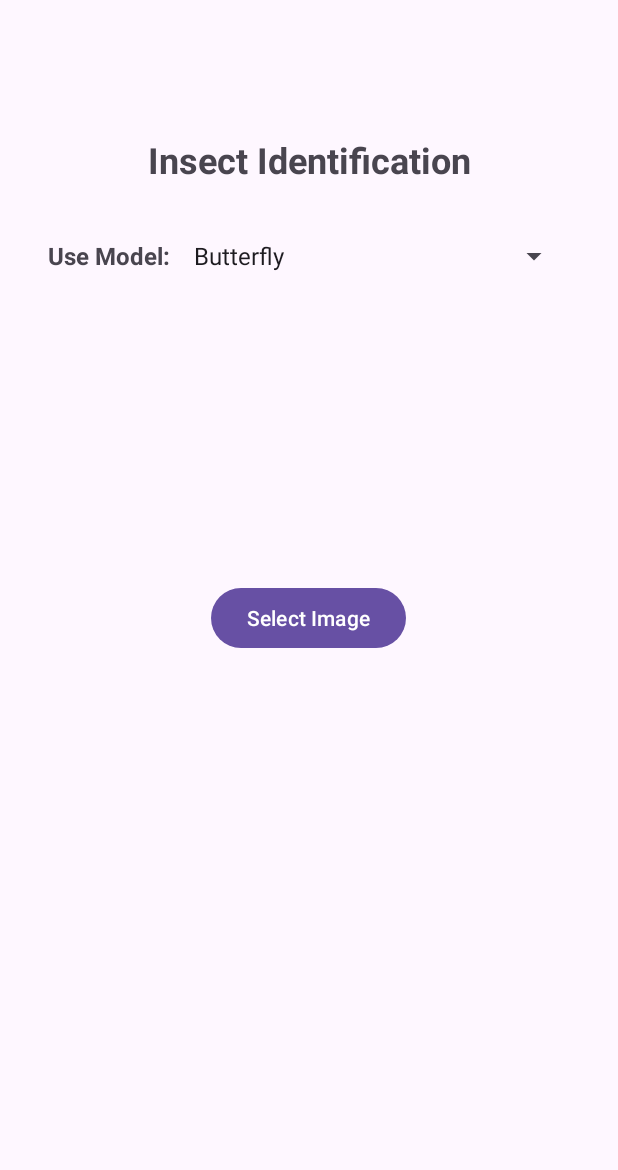
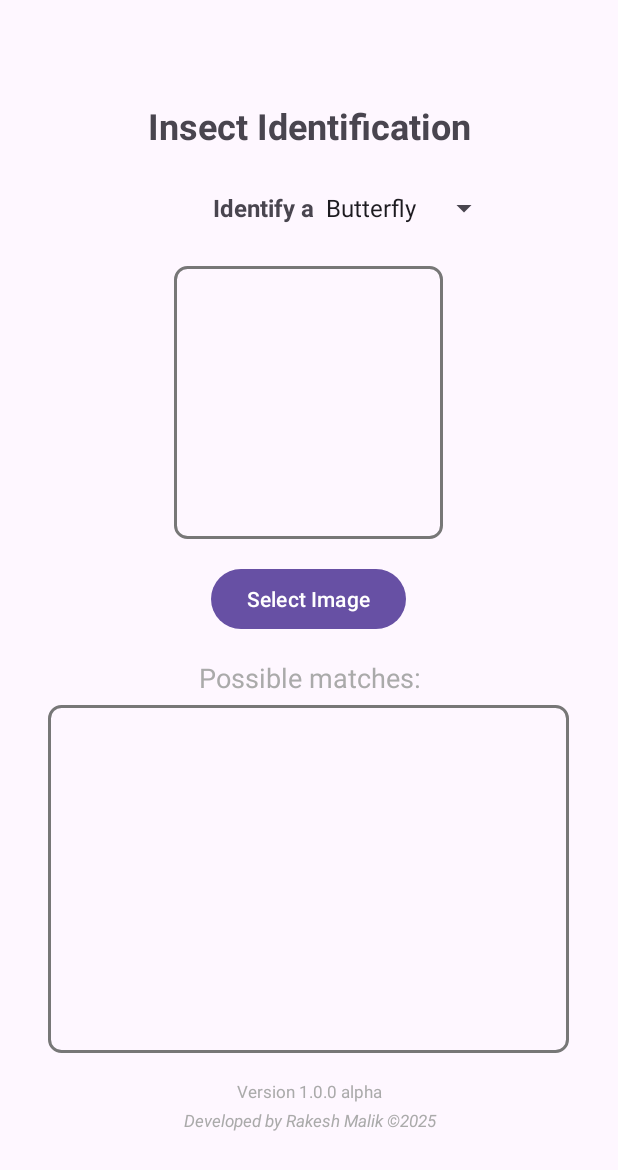
Before and after one commit to rakeshmalik91/my-jupyter-notebook, an Android app: the screen it shows after launch (MainActivity), on a phone screen of 412 x 824 dp. Shown: the top 1170 px of the screen. Run offline under Robolectric (Android 15) with nearby library versions, the phone set to English and light mode, and no system bars; libraries missing offline, so code that uses them is left out: com.yalantis.ucrop, org.pytorch, org.pytorch.torchvision.

Commit message:
insect id android app - crop support

```diff
--- a/insect-species-identification/insect-id-app/app/build.gradle.kts
+++ b/insect-species-identification/insect-id-app/app/build.gradle.kts
@@ -43,4 +43,6 @@ dependencies {
     implementation(libs.pytorch.android)
     implementation(libs.pytorch.android.torchvision)
     implementation(libs.gson)
+    implementation(libs.ucrop)
+
 }
--- a/insect-species-identification/insect-id-app/app/src/main/AndroidManifest.xml
+++ b/insect-species-identification/insect-id-app/app/src/main/AndroidManifest.xml
@@ -28,6 +28,8 @@
                 <category android:name="android.intent.category.LAUNCHER" />
             </intent-filter>
         </activity>
+        <activity android:name="com.yalantis.ucrop.UCropActivity"
+            android:theme="@style/Theme.AppCompat.Light.NoActionBar"/>
         <provider
             android:name="androidx.core.content.FileProvider"
             android:authorities="${applicationId}.provider"
--- /dev/null
+++ b/insect-species-identification/insect-id-app/app/src/main/res/drawable/border.xml
@@ -0,0 +1,6 @@
+<!-- res/drawable/border.xml -->
+<shape xmlns:android="http://schemas.android.com/apk/res/android" android:shape="rectangle">
+    <solid android:color="@android:color/transparent"/> <!-- Transparent Background -->
+    <stroke android:width="2dp" android:color="#777777"/> <!-- Border Width and Color -->
+    <corners android:radius="8dp"/> <!-- Rounded Corners -->
+</shape>
--- a/insect-species-identification/insect-id-app/app/src/main/res/layout/activity_main.xml
+++ b/insect-species-identification/insect-id-app/app/src/main/res/layout/activity_main.xml
@@ -10,54 +10,93 @@
         android:id="@+id/headingText"
         android:layout_width="match_parent"
         android:layout_height="wrap_content"
-        android:layout_marginBottom="20dp"
         android:gravity="center"
         android:text="@string/insect_identification"
         android:textSize="24sp"
         android:textStyle="bold" />
 
     <LinearLayout
-        android:layout_width="match_parent"
-        android:layout_height="wrap_content"
-        android:orientation="horizontal"
-        android:padding="16dp"
-        android:gravity="center_vertical">
+        android:layout_width="255dp"
+        android:layout_height="45dp"
+        android:layout_marginTop="16dp"
+        android:gravity="center_vertical"
+        android:orientation="horizontal">
 
         <TextView
-            android:layout_width="wrap_content"
+            android:layout_width="131dp"
             android:layout_height="wrap_content"
+            android:layout_marginEnd="0dp"
+            android:gravity="end"
+            android:paddingEnd="0dp"
             android:text="@string/use_model"
             android:textSize="16sp"
-            android:textStyle="bold"
-            android:layout_marginEnd="8dp"/>
+            android:textStyle="bold" />
 
         <Spinner
             android:id="@+id/modelTypeSpinner"
             android:layout_width="match_parent"
             android:layout_height="wrap_content"
-            android:gravity="center" />
+            android:layout_marginStart="0dp"
+            android:gravity="start"
+            android:paddingStart="0dp" />
+
     </LinearLayout>
 
 
     <ImageView
         android:id="@+id/imageView"
-        android:layout_width="170dp"
-        android:layout_height="173dp"
+        android:layout_width="179dp"
+        android:layout_height="182dp"
         android:layout_marginTop="16dp"
-        android:scaleType="centerCrop" />
+        android:scaleType="centerCrop"
+        android:background="@drawable/border"/>
 
     <Button
         android:id="@+id/buttonPickImage"
         android:layout_width="wrap_content"
         android:layout_height="wrap_content"
+        android:layout_marginTop="16dp"
         android:text="@string/select_image" />
 
     <TextView
+        android:id="@+id/possible_matches_text"
+        android:layout_width="match_parent"
+        android:layout_height="wrap_content"
+        android:text="@string/possible_matches"
+        android:textSize="18sp"
+        android:gravity="center"
+        android:layout_marginTop="16dp"
+        android:textColor="@android:color/darker_gray"/>
+
+    <TextView
         android:id="@+id/outputText"
-        android:layout_width="match_parent"
-        android:layout_height="277dp"
-        android:layout_marginTop="20dp"
+        android:layout_width="347dp"
+        android:layout_height="232dp"
+        android:layout_marginTop="6dp"
+        android:background="@drawable/border"
         android:gravity="center"
         android:textSize="18sp" />
 
+    <TextView
+        android:id="@+id/version_text"
+        android:layout_width="match_parent"
+        android:layout_height="wrap_content"
+        android:text="@string/version"
+        android:textSize="11sp"
+        android:gravity="center"
+        android:layout_marginTop="16dp"
+        android:padding="2dp"
+        android:textColor="@android:color/darker_gray"/>
+
+    <TextView
+        android:id="@+id/signature_text"
+        android:layout_width="match_parent"
+        android:layout_height="wrap_content"
+        android:text="@string/developed_by_rakesh_malik_2025"
+        android:textSize="11sp"
+        android:gravity="center"
+        android:padding="2dp"
+        android:textStyle="italic"
+        android:textColor="@android:color/darker_gray"/>
+
 </LinearLayout>
--- a/insect-species-identification/insect-id-app/app/src/main/res/values/strings.xml
+++ b/insect-species-identification/insect-id-app/app/src/main/res/values/strings.xml
@@ -2,6 +2,10 @@
     <string name="app_name">Insect ID</string>
     <string name="insect_identification">Insect Identification</string>
     <string name="select_image">Select Image</string>
-    <string name="predicting">Predicting…</string>
-    <string name="use_model">Use Model:</string>
+    <string name="predicting">Analyzing…</string>
+    <string name="use_model">Identify a </string>
+    <string name="developed_by_rakesh_malik_2025">Developed by Rakesh Malik ©2025</string>
+    <string name="version">Version 1.0.0 alpha</string>
+    <string name="possible_matches">Possible matches:</string>
+    <string name="no_match_found">No match found</string>
 </resources>
--- a/insect-species-identification/insect-id-app/gradle/libs.versions.toml
+++ b/insect-species-identification/insect-id-app/gradle/libs.versions.toml
@@ -9,6 +9,7 @@ material = "1.12.0"
 activity = "1.10.0"
 constraintlayout = "2.2.0"
 pytorch_android = "2.1.0"
+ucrop = "2.2.9"
 
 [libraries]
 gson = { module = "com.google.code.gson:gson", version.ref = "gson" }
@@ -21,6 +22,7 @@ activity = { group = "androidx.activity", name = "activity", version.ref = "acti
 constraintlayout = { group = "androidx.constraintlayout", name = "constraintlayout", version.ref = "constraintlayout" }
 pytorch_android = { module = "org.pytorch:pytorch_android", version.ref = "pytorch_android" }
 pytorch_android_torchvision = { module = "org.pytorch:pytorch_android_torchvision", version.ref = "pytorch_android" }
+ucrop = { module = "com.github.yalantis:ucrop", version.ref = "ucrop" }
 
 [plugins]
 android-application = { id = "com.android.application", version.ref = "agp" }
--- a/insect-species-identification/insect-id-app/settings.gradle.kts
+++ b/insect-species-identification/insect-id-app/settings.gradle.kts
@@ -16,6 +16,7 @@ dependencyResolutionManagement {
     repositories {
         google()
         mavenCentral()
+        maven("https://jitpack.io")
     }
 }
 
```
Also changed, not shown: insect-species-identification/insect-id-app/app/src/main/java/com/rakeshmalik/insectid/Constants.java (added, +11 -0 lines), insect-species-identification/insect-id-app/app/src/main/java/com/rakeshmalik/insectid/MainActivity.java (+50 -25 lines), 4 other files.
